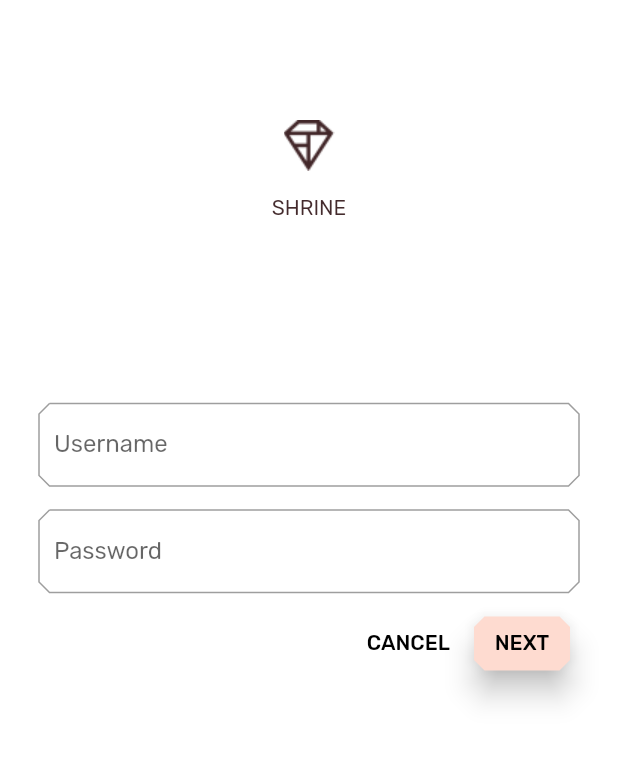
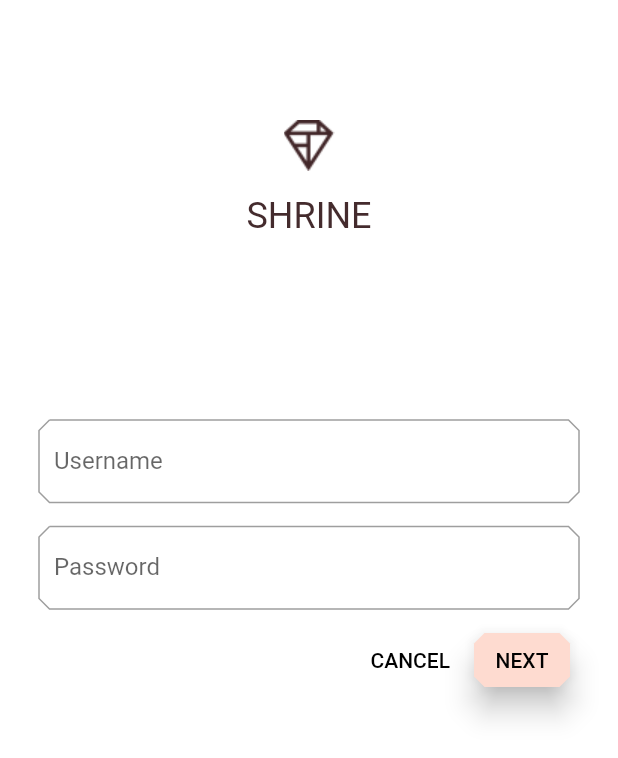
Before and after one commit to padth4i/shrineTutorial, a Flutter app: the screen it shows after launch, on a phone screen of 412 x 824 dp. Shown: the top 758 px of the screen. Run offline on Flutter 3.47's test engine with Material 2 defaults, Android fonts, the phone set to English and light mode, and no system bars; Roboto replaces fonts that are missing (Rubik).

Commit message:
Add animations and menu

```diff
--- a/lib/app.dart
+++ b/lib/app.dart
@@ -12,21 +12,45 @@
 // See the License for the specific language governing permissions and
 // limitations under the License.
 
+import 'category_menu_page.dart';
 import 'package:flutter/material.dart';
 
+import 'colors.dart';
 import 'home.dart';
 import 'login.dart';
-import 'colors.dart';
+import 'backdrop.dart';
+import 'model/product.dart';
 import 'supplemental/cut_corners_border.dart';
 
 // TODO: Convert ShrineApp to stateful widget (104)
-class ShrineApp extends StatelessWidget {
+class ShrineApp extends StatefulWidget {
+  @override
+  _ShrineAppState createState() => _ShrineAppState();
+}
+
+class _ShrineAppState extends State<ShrineApp> {
+  Category _currentCategory = Category.all;
+
+  void _onCategoryTap(Category category) {
+    setState(() {
+      _currentCategory = category;
+    });
+  }
+
   @override
   Widget build(BuildContext context) {
     return MaterialApp(
       title: 'Shrine',
-      // TODO: Change home: to a Backdrop with a HomePage frontLayer (104)
-      home: HomePage(),
+      home: Backdrop(
+        currentCategory: _currentCategory,
+        frontLayer: HomePage(category: _currentCategory),
+        backLayer: CategoryMenuPage(
+          currentCategory: _currentCategory,
+          onCategoryTap: _onCategoryTap,
+        ),
+        frontTitle: Text('SHRINE'),
+        backTitle: Text('MENU'),
+      ),
       // TODO: Make currentCategory field take _currentCategory (104)
       // TODO: Pass _currentCategory for frontLayer (104)
       // TODO: Change backLayer field value to CategoryMenuPage (104)
@@ -57,17 +81,23 @@ ThemeData _buildShrineTheme() {
   return base.copyWith(
     accentColor: kShrineBrown900,
     primaryColor: kShrinePink100,
-      buttonTheme: base.buttonTheme.copyWith(
-          buttonColor: kShrinePink100, textTheme: ButtonTextTheme.normal),
+    buttonColor: kShrinePink100,
     scaffoldBackgroundColor: kShrineBackgroundWhite,
     cardColor: kShrineBackgroundWhite,
     textSelectionColor: kShrinePink100,
     errorColor: kShrineErrorRed,
+    buttonTheme: base.buttonTheme.copyWith(
+      buttonColor: kShrinePink100,
+      textTheme: ButtonTextTheme.normal,
+    ),
+    primaryIconTheme: base.iconTheme.copyWith(color: kShrineBrown900),
+    inputDecorationTheme: InputDecorationTheme(
+      border: CutCornersBorder(),
+    ),
     textTheme: _buildShrineTextTheme(base.textTheme),
     primaryTextTheme: _buildShrineTextTheme(base.primaryTextTheme),
     accentTextTheme: _buildShrineTextTheme(base.accentTextTheme),
-      primaryIconTheme: base.iconTheme.copyWith(color: kShrineBrown900),
-      inputDecorationTheme: InputDecorationTheme(border: CutCornersBorder()));
+  );
 }
 
 TextTheme _buildShrineTextTheme(TextTheme base) {
@@ -81,9 +111,14 @@ TextTheme _buildShrineTextTheme(TextTheme base) {
           fontWeight: FontWeight.w400,
           fontSize: 14.0,
         ),
+        body2: base.body2.copyWith(
+          fontWeight: FontWeight.w500,
+          fontSize: 16.0,
+        ),
       )
       .apply(
-          fontFamily: 'Rubrik',
+        fontFamily: 'Rubik',
         displayColor: kShrineBrown900,
-          bodyColor: kShrineBrown900);
+        bodyColor: kShrineBrown900,
+      );
 }
--- a/lib/login.dart
+++ b/lib/login.dart
@@ -13,6 +13,7 @@
 // limitations under the License.
 
 import 'package:flutter/material.dart';
+
 import 'colors.dart';
 
 class LoginPage extends StatefulWidget {
@@ -36,28 +37,30 @@ class _LoginPageState extends State<LoginPage> {
               children: <Widget>[
                 Image.asset('assets/diamond.png'),
                 SizedBox(height: 16.0),
-                Text('SHRINE'),
+                Text(
+                  'SHRINE',
+                  style: Theme.of(context).textTheme.headline,
+                ),
               ],
             ),
             SizedBox(height: 120.0),
-            // TODO: Wrap Username with AccentColorOverride (103)
-            // TODO: Remove filled: true values (103)
-            // TODO: Wrap Password with AccentColorOverride (103)
             AccentColorOverride(
               color: kShrineBrown900,
               child: TextField(
-                decoration: InputDecoration(labelText: 'Username'),
                 controller: _usernameController,
+                decoration: InputDecoration(
+                  labelText: 'Username',
+                ),
               ),
             ),
-            SizedBox(
-              height: 12,
-            ),
+            SizedBox(height: 12.0),
             AccentColorOverride(
               color: kShrineBrown900,
               child: TextField(
-                decoration: InputDecoration(labelText: 'Password'),
                 controller: _passwordController,
+                decoration: InputDecoration(
+                  labelText: 'Password',
+                ),
                 obscureText: true,
               ),
             ),
@@ -66,9 +69,7 @@ class _LoginPageState extends State<LoginPage> {
                 FlatButton(
                   child: Text('CANCEL'),
                   shape: BeveledRectangleBorder(
-                    borderRadius: BorderRadius.all(
-                      Radius.circular(8.0),
-                    ),
+                    borderRadius: BorderRadius.all(Radius.circular(7.0)),
                   ),
                   onPressed: () {
                     _usernameController.clear();
@@ -77,14 +78,16 @@ class _LoginPageState extends State<LoginPage> {
                 ),
                 RaisedButton(
                   child: Text('NEXT'),
-                  shape: BeveledRectangleBorder(borderRadius: BorderRadius.all(Radius.circular(7.0))),
                   elevation: 8.0,
+                  shape: BeveledRectangleBorder(
+                    borderRadius: BorderRadius.all(Radius.circular(7.0)),
+                  ),
                   onPressed: () {
                     Navigator.pop(context);
                   },
-                )
+                ),
               ],
-            )
+            ),
           ],
         ),
       ),
@@ -92,10 +95,10 @@ class _LoginPageState extends State<LoginPage> {
   }
 }
 
-// TODO: Add AccentColorOverride (103)
 class AccentColorOverride extends StatelessWidget {
   const AccentColorOverride({Key key, this.color, this.child})
       : super(key: key);
+
   final Color color;
   final Widget child;
 
@@ -103,8 +106,10 @@ class AccentColorOverride extends StatelessWidget {
   Widget build(BuildContext context) {
     return Theme(
       child: child,
-      data: Theme.of(context)
-          .copyWith(accentColor: color, brightness: Brightness.dark),
+      data: Theme.of(context).copyWith(
+        accentColor: color,
+        brightness: Brightness.dark,
+      ),
     );
   }
 }
```
Also changed, not shown: lib/backdrop.dart (added, +156 -0 lines), lib/category_menu_page.dart (added, +69 -0 lines), lib/home.dart (+18 -6 lines), lib/supplemental/product_columns.dart (+12 -10 lines), pubspec.lock, 3 other files. Lines whose indentation alone changed are shown as unchanged.
